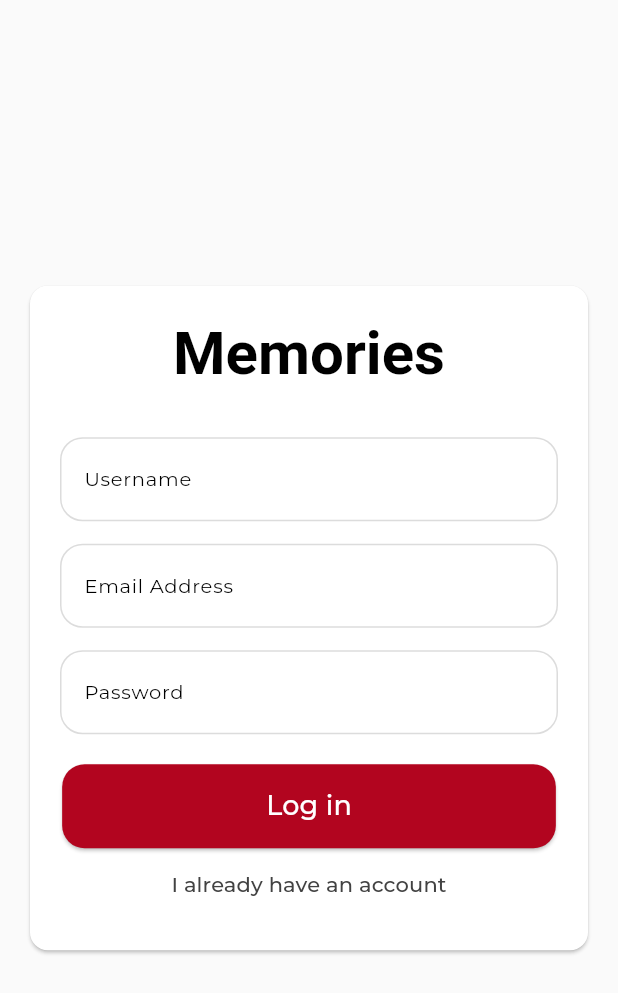
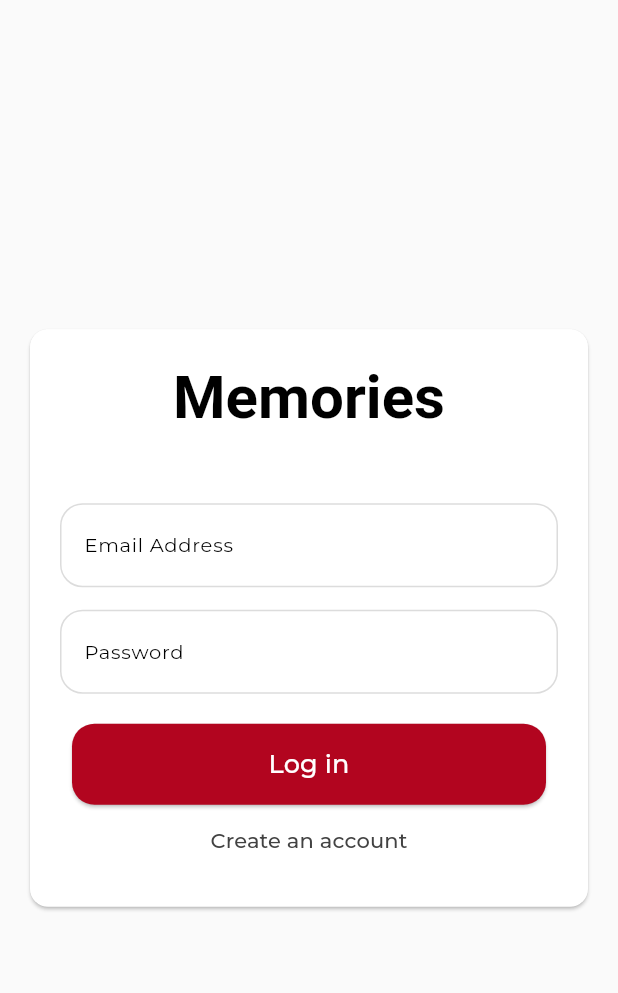
Before and after one commit to BilawalMehfooz1/memories_app, a Flutter app: the screen it shows after launch, after a tap on "I already have an account", on a phone screen of 412 x 824 dp. Shown: the top 993 px of the screen. Run offline on Flutter 3.47's test engine with Material 2 defaults, Android fonts, the phone set to English and light mode, and no system bars; our stand-ins replace google_fonts.

```diff
--- a/lib/screens/auth_screen.dart
+++ b/lib/screens/auth_screen.dart
@@ -9,7 +9,7 @@ class AuthScreen extends StatefulWidget {
 }
 
 class _AuthScreenState extends State<AuthScreen> {
-  final _isLogin = false;
+  var _isLogin = false;
 
   @override
   Widget build(BuildContext context) {
@@ -68,19 +68,25 @@ class _AuthScreenState extends State<AuthScreen> {
                                   ),
                                   padding: EdgeInsets.symmetric(
                                     vertical: 15,
-                                    horizontal: (constraints.maxWidth - 60) / 2,
+                                    horizontal: (constraints.maxWidth - 70) / 2,
                                   ),
                                 ),
                                 onPressed: () {},
-                                child: const Text(
-                                  'Log in',
-                                  style: TextStyle(fontSize: 18),
+                                child: Text(
+                                  _isLogin ? 'Log in' : 'Sign up',
+                                  style: const TextStyle(fontSize: 17),
                                 ),
                               ),
                               TextButton(
-                                onPressed: () {},
+                                onPressed: () {
+                                  setState(() {
+                                    _isLogin = !_isLogin;
+                                  });
+                                },
                                 child: Text(
-                                  'I already have an account',
+                                  _isLogin
+                                      ? 'Create an account'
+                                      : 'I already have an account',
                                   style: TextStyle(
                                     color: Colors.grey[800],
                                   ),
--- a/lib/widgets/auth_input_field.dart
+++ b/lib/widgets/auth_input_field.dart
@@ -15,6 +15,7 @@ class AuthInput extends StatelessWidget {
     return TextFormField(
       keyboardType: keyboardType,
       obscureText: obsecureText,
+
       decoration: InputDecoration(
         labelText: labelText,
         labelStyle: const TextStyle(fontSize: 13),
```
